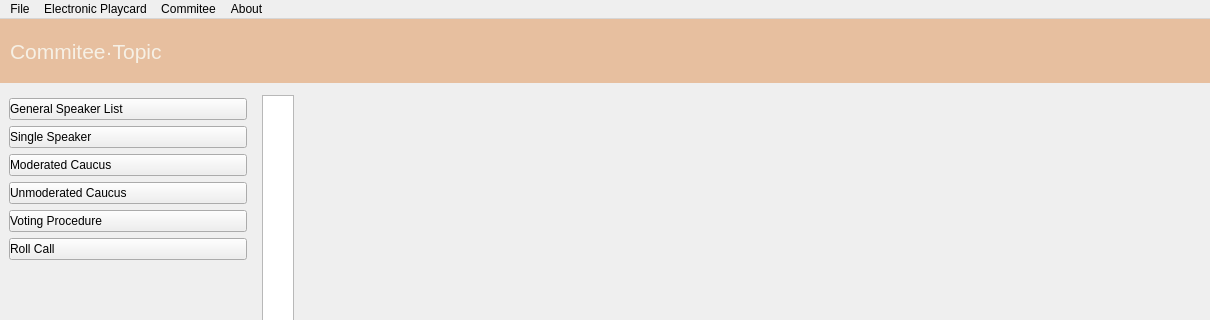
First picture: the form in mainwindow.ui, repository Marcus-P-114514/MUN-Desktop, before the edit; both pictures show x 0 to 1210 and y 0 to 320 of the 1210 by 600 pixel window.
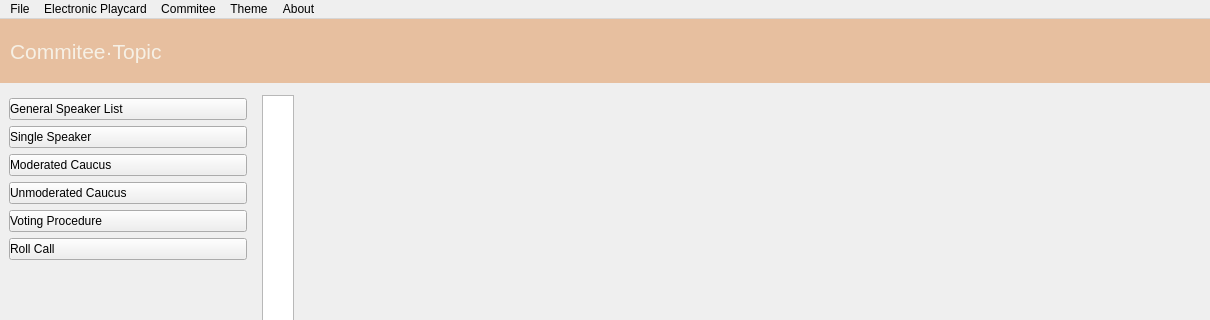
Second picture: the form after the edit.

Commit message: Append: Toolbar

Diff of the .ui file:
```diff
--- a/mainwindow.ui
+++ b/mainwindow.ui
@@ -215,9 +215,15 @@
      <string>About</string>
     </property>
    </widget>
+   <widget class="QMenu" name="menuTheme">
+    <property name="title">
+     <string>Theme</string>
+    </property>
+   </widget>
    <addaction name="menuFile"/>
    <addaction name="menuElectronic_Playcard"/>
    <addaction name="menuCommitee"/>
+   <addaction name="menuTheme"/>
    <addaction name="menuAbout"/>
   </widget>
  </widget>
```
The commit also changes 4 other files.
